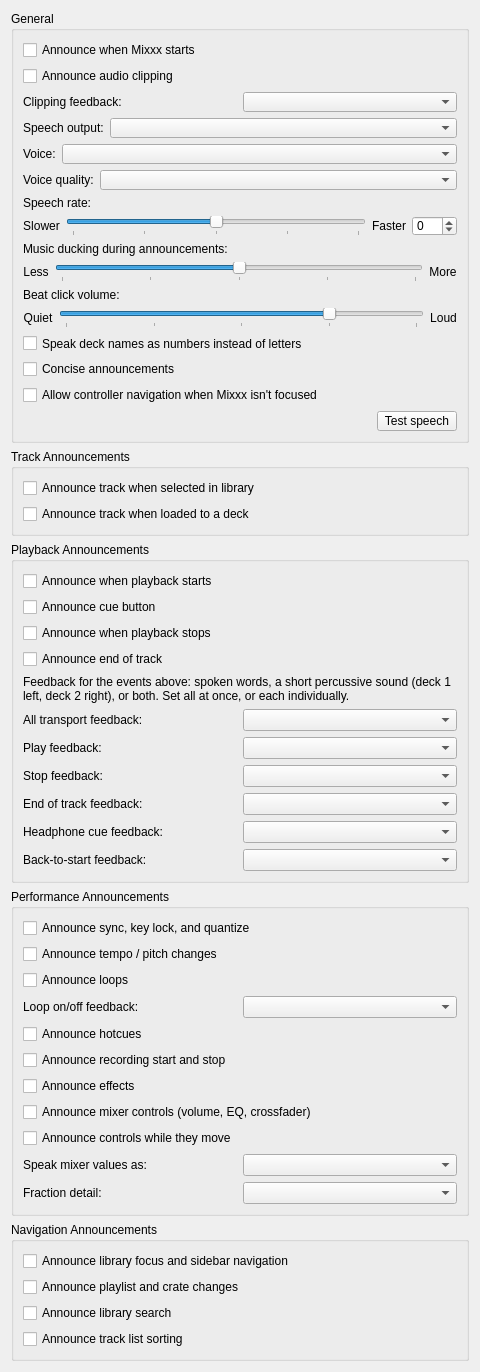
The window that src/preferences/dialog/dlgprefaccessibilitydlg.ui (XeTK/mixxx) describes before a commit, drawn with Qt 5.
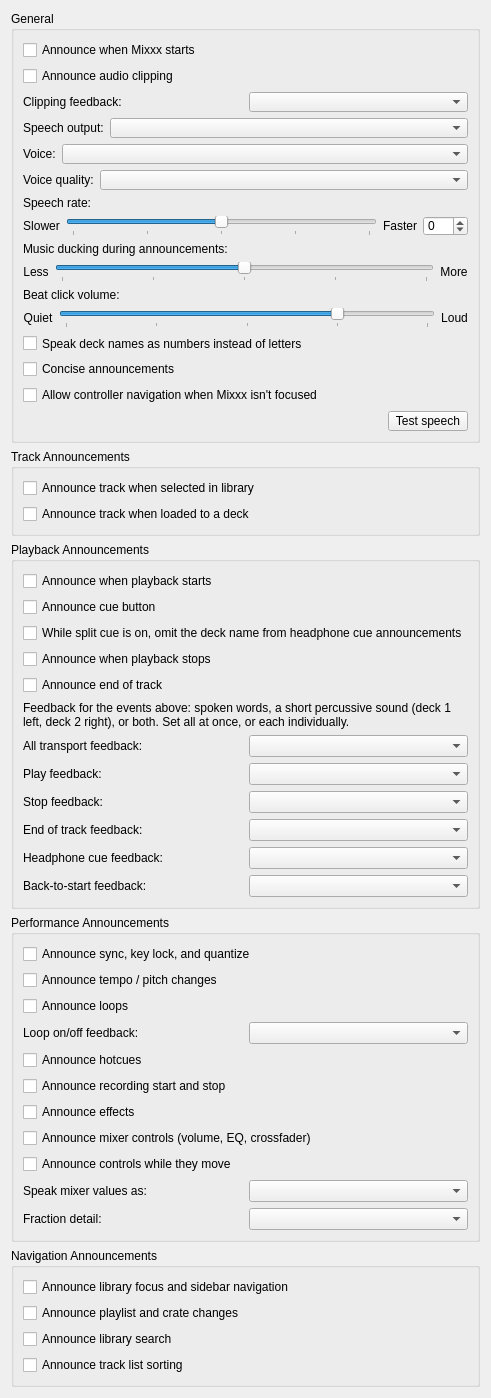
The same window after the commit.

Commit message:
feat(a11y): add a toggle to drop the deck name from headphone cue announcements while split cue is on (issue #175)
Split cue (Alt+H) already pans each deck hard left/right in the
headphones, so the deck name in "A headphone cue on"/"off" is
redundant information on every mid-mix cue check. Adds a new,
opt-in accessibility setting -- SplitCueOmitDeckName, off by
default -- exposed in Preferences > Accessibility right under
"Announce cue button". It only takes effect while split cue is
actually active; with it off, or with split cue off, behavior is
unchanged.

```diff
--- a/src/preferences/dialog/dlgprefaccessibilitydlg.ui
+++ b/src/preferences/dialog/dlgprefaccessibilitydlg.ui
@@ -497,6 +497,16 @@
         </property>
        </widget>
       </item>
+      <item>
+       <widget class="QCheckBox" name="checkBoxSplitCueOmitDeckName">
+        <property name="toolTip">
+         <string>While split cue is on, each deck is already panned hard left/right in the headphones, so the deck name is dropped from "A headphone cue on"/"off" -- just "Headphone cue on"/"off" is spoken instead. Has no effect while split cue is off.</string>
+        </property>
+        <property name="text">
+         <string>While split cue is on, omit the deck name from headphone cue announcements</string>
+        </property>
+       </widget>
+      </item>
       <item>
        <widget class="QCheckBox" name="checkBoxAnnounceStop">
         <property name="toolTip">
```
The commit also changes 5 other files.
